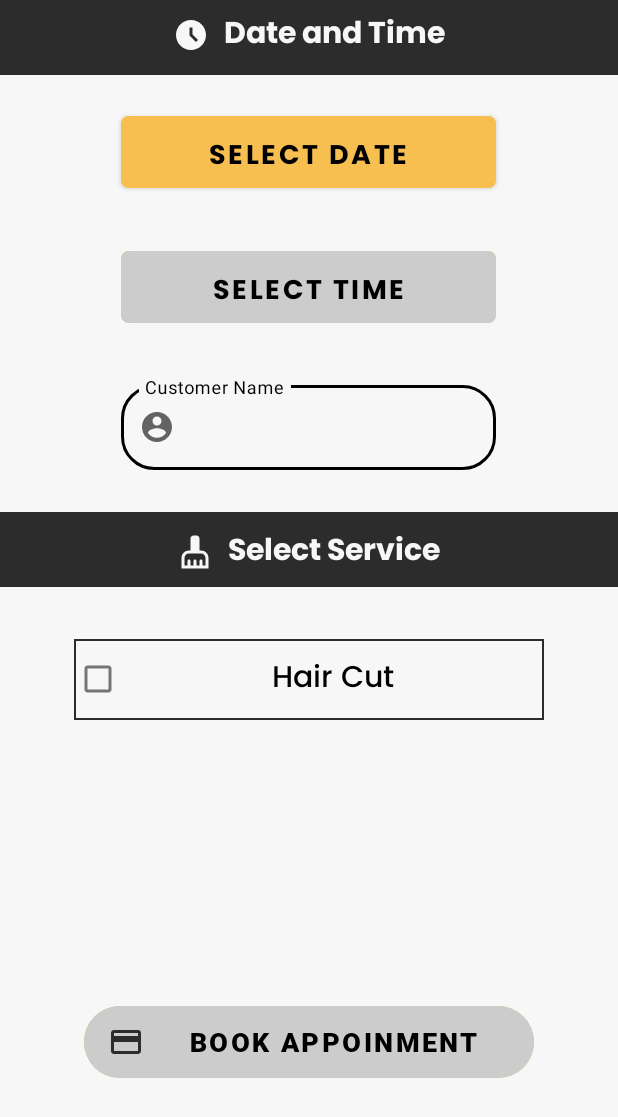
After one commit to AasifFiraz/Saloon-App, an Android app: the Appoinment_Booking_Admin screen opened directly, with no data from a screen before it, on a phone screen of 412 x 824 dp. The commit adds this screen. Shown: the top 1117 px of the screen. Run offline under Robolectric (Android 15) with nearby library versions, the phone set to English and light mode, and no system bars.

Commit message:
Added option for admin to book appointment

```diff
--- a/app/src/main/AndroidManifest.xml
+++ b/app/src/main/AndroidManifest.xml
@@ -13,7 +13,7 @@
             android:name=".bill_activity"
             android:exported="false" />
         <activity
-            android:name=".Appointment_Edit_Activity_Admin"
+            android:name=".Appoinment_Booking_Admin"
             android:exported="false" />
         <activity
             android:name=".Appointment_Edit_Activity"
--- /dev/null
+++ b/app/src/main/java/com/aasif/cl_hdcse_95_46/Appoinment_Booking_Admin.java
@@ -0,0 +1,241 @@
+package com.aasif.cl_hdcse_95_46;
+
+import android.app.DatePickerDialog;
+import android.app.TimePickerDialog;
+import android.content.Intent;
+import android.graphics.Color;
+import android.os.Bundle;
+import android.view.View;
+import android.widget.Button;
+import android.widget.CheckBox;
+import android.widget.CompoundButton;
+import android.widget.DatePicker;
+import android.widget.RelativeLayout;
+import android.widget.TextView;
+import android.widget.TimePicker;
+import android.widget.Toast;
+
+import androidx.appcompat.app.AppCompatActivity;
+
+import com.google.android.material.snackbar.Snackbar;
+import com.google.android.material.textfield.TextInputEditText;
+import com.google.android.material.textfield.TextInputLayout;
+
+import java.text.ParseException;
+import java.text.SimpleDateFormat;
+import java.util.Calendar;
+import java.util.Date;
+
+public class Appoinment_Booking_Admin extends AppCompatActivity {
+    private TextView txtSelectedDate, txtSelectedTime, txtSelectedDuration, TextDate, TextTime, TextPrice;
+    private Button btnSelectedDate, btnBookAppoinment, btnSelectedTime;
+    private TextInputLayout txtAppointmentNameAdmin;
+    private TextInputEditText EdtAppointmantNameAdmin;
+    private CheckBox serviceCheckBox;
+    private DBConnector dbcon;
+    private RelativeLayout RlAppoinment;
+
+    @Override
+    protected void onCreate(Bundle savedInstanceState) {
+        super.onCreate(savedInstanceState);
+        setContentView(R.layout.activity_appoinment_booking_admin);
+        getSupportActionBar().hide();
+
+        txtSelectedDate = findViewById(R.id.txtSelectedDateAdmin);
+        txtSelectedTime = findViewById(R.id.txtSelectedTimeAdmin);
+        txtSelectedDuration = findViewById(R.id.txtSelectedDurationAdmin);
+        btnSelectedDate = findViewById(R.id.btnSelectDateAdmin);
+        btnSelectedTime = findViewById(R.id.btnSelectTimeAdmin);
+        btnBookAppoinment = findViewById(R.id.btnBookAppoinmentAdmin);
+        TextDate = findViewById(R.id.TextDateAdmin);
+        TextPrice = findViewById(R.id.TotalPriceTextAdmin);
+        serviceCheckBox = findViewById(R.id.serviceCheckBoxAdmin);
+        TextTime = findViewById(R.id.TextTimeAdmin);
+        txtAppointmentNameAdmin = findViewById(R.id.txtAppointmentNameAdmin);
+        EdtAppointmantNameAdmin = findViewById(R.id.EdtAppointmentNameAdmin);
+        RlAppoinment = findViewById(R.id.RlAppoinmentBookingAdmin);
+
+        btnSelectedTime.setBackgroundColor(Color.parseColor("#cccccc"));
+        btnSelectedTime.setEnabled(false);
+
+        btnBookAppoinment.setBackgroundColor(Color.parseColor("#cccccc"));
+        btnBookAppoinment.setEnabled(false);
+        dbcon = new DBConnector(this);
+
+        btnSelectedDate.setOnClickListener(new View.OnClickListener() {
+            @Override
+            public void onClick(View view) {
+
+                final Calendar c = Calendar.getInstance();
+                int year, month, day;
+                year = c.get(Calendar.YEAR);
+                month = c.get(Calendar.MONTH);
+                day = c.get(Calendar.DAY_OF_MONTH);
+
+                DatePickerDialog datedialog = new DatePickerDialog(Appoinment_Booking_Admin.this, new DatePickerDialog.OnDateSetListener() {
+
+                    @Override
+                    public void onDateSet(DatePicker datePicker, int year, int month, int day) {
+
+                        SimpleDateFormat simpledateformat = new SimpleDateFormat("EEEE LLLL dd");
+                        Calendar newDate = Calendar.getInstance();
+                        newDate.set(year, month, day);
+                        String selectedDate = simpledateformat.format(newDate.getTime());
+
+
+                        txtSelectedDate.setText(day + "-" + (month + 1) + "-" + year);
+                        dbcon = new DBConnector(Appoinment_Booking_Admin.this);
+
+
+                        TextDate.setText(selectedDate);
+                        btnSelectedTime.setBackgroundColor(Color.parseColor("#F7BF50"));
+                        btnSelectedTime.setEnabled(true);
+                    }
+                }, year, month, day);
+                datedialog.getDatePicker().setMinDate(System.currentTimeMillis()
+//                      Setting the picker date 2 days after the current date
+                        + 24 * 60 * 60 * 1000 + 24 * 60 * 60 * 1000);
+
+                datedialog.getDatePicker().setSpinnersShown(true);
+                datedialog.show();
+            }
+        });
+
+        btnSelectedTime.setOnClickListener(new View.OnClickListener() {
+            @Override
+            public void onClick(View view) {
+                TimePickerDialog timepicker = new TimePickerDialog(Appoinment_Booking_Admin.this, new TimePickerDialog.OnTimeSetListener() {
+                    @Override
+                    public void onTimeSet(TimePicker timePicker, int hourOfDay, int min) {
+
+                        Calendar datetime = Calendar.getInstance();
+                        Calendar c = Calendar.getInstance();
+                        datetime.set(c.HOUR_OF_DAY, hourOfDay);
+                        datetime.set(c.MINUTE, min);
+
+//                      Checking if Time selected by customer is after 5.00 pm
+                        if (hourOfDay > 17) {
+                            Snackbar.make(RlAppoinment, "Saloon is closed during this time\nSelect a time before 5.00 pm", Snackbar.LENGTH_LONG)
+                                    .setAction("CLOSE", new View.OnClickListener() {
+                                        @Override
+                                        public void onClick(View view) {
+
+                                        }
+                                    })
+                                    .setActionTextColor(getResources().getColor(android.R.color.holo_red_light))
+                                    .show();
+
+//                      Checking if Time selected by customer is after 9.00 am and before 5.00 pm
+                        } else if (hourOfDay >= 9) {
+
+                            int hour = hourOfDay % 12;
+                            txtSelectedTime.setText(String.format("%02d:%02d:%02d", hourOfDay, min, 00));
+                            TextTime.setText(String.format("%02d:%02d %s", hour == 0 ? 12 : hour,
+                                    min, hourOfDay < 12 ? "am" : "pm"));
+                            txtSelectedDuration.setText("Duration - 10 mins for Haircut");
+
+
+                            serviceCheckBox.setOnCheckedChangeListener(new CompoundButton.OnCheckedChangeListener() {
+                                @Override
+                                public void onCheckedChanged(CompoundButton compoundButton, boolean isChecked) {
+
+                                    if (isChecked) {
+
+                                        btnBookAppoinment.setBackgroundColor(Color.parseColor("#F7BF50"));
+                                        btnBookAppoinment.setEnabled(true);
+                                        TextPrice.setVisibility(View.VISIBLE);
+
+
+                                    } else {
+                                        btnBookAppoinment.setBackgroundColor(Color.parseColor("#cccccc"));
+                                        btnBookAppoinment.setEnabled(false);
+                                        TextPrice.setVisibility(View.INVISIBLE);
+                                    }
+                                }
+                            });
+
+//                      Displaying error message if time is before 9.00 am
+                        } else {
+                            Snackbar.make(RlAppoinment, "Select a time after 9.00 am", Snackbar.LENGTH_LONG)
+                                    .setAction("CLOSE", new View.OnClickListener() {
+                                        @Override
+                                        public void onClick(View view) {
+
+                                        }
+                                    })
+                                    .setActionTextColor(getResources().getColor(android.R.color.holo_red_light))
+                                    .show();
+                        }
+
+                    }
+                }, 9, 0, true);
+                timepicker.show();
+            }
+        });
+
+        btnBookAppoinment.setOnClickListener(new View.OnClickListener() {
+            @Override
+            public void onClick(View view) {
+
+//              Storing the time selected and reducing 10 mins from it
+                String timeMinus = txtSelectedTime.getText().toString();
+                SimpleDateFormat df = new SimpleDateFormat("HH:mm:ss");
+                Date d = null;
+                try {
+                    d = df.parse(timeMinus);
+                } catch (ParseException e) {
+                    e.printStackTrace();
+                }
+                Calendar cal = Calendar.getInstance();
+                cal.setTime(d);
+                cal.add(Calendar.MINUTE,-10);
+                String newTimeMinus = df.format(cal.getTime());
+                String DateTimeMinus = txtSelectedDate.getText().toString() + " " + newTimeMinus;
+
+//              Storing the time selected and adding 10 mins to it
+                String timePlus = txtSelectedTime.getText().toString();
+                SimpleDateFormat dfp = new SimpleDateFormat("HH:mm:ss");
+                Date dp = null;
+                try {
+                    dp = dfp.parse(timePlus);
+                } catch (ParseException e) {
+                    e.printStackTrace();
+                }
+                Calendar calp = Calendar.getInstance();
+                calp.setTime(dp);
+                calp.add(Calendar.MINUTE,10);
+                String newTimePlus = dfp.format(calp.getTime());
+                String DateTimePlus = txtSelectedDate.getText().toString() + " " + newTimePlus;
+
+                Appoinment appoinment;
+                dbcon = new DBConnector(Appoinment_Booking_Admin.this);
+
+                String appointCusName = EdtAppointmantNameAdmin.getText().toString().trim();
+
+                appoinment = new Appoinment(null, appointCusName, txtSelectedDate.getText().toString() + " " + txtSelectedTime.getText().toString(), "Rs.800");
+
+                Boolean forAppointmentdatestimes = dbcon.history(DateTimeMinus,DateTimePlus);
+
+                // Checking if date and time are already available in database
+                // Restricting customer to book a time which is already booked and also 10 mins after
+                if (forAppointmentdatestimes == true) {
+                    Toast.makeText(getApplicationContext(), "Date and Time are Booked", Toast.LENGTH_SHORT).show();
+                } else {
+                    dbcon.addAppointmentAdmin(appoinment);
+                    Toast.makeText(getApplicationContext(), "Successfully Booked", Toast.LENGTH_SHORT).show();
+
+                    Intent intent = new Intent(Appoinment_Booking_Admin.this, AdminAppointments.class);
+                    startActivity(intent);
+                    finish();
+
+                }
+            }
+
+        });
+    }
+
+    @Override
+    public void onBackPressed() {
+        super.onBackPressed();
+    }
+}
--- /dev/null
+++ b/app/src/main/res/layout/activity_appoinment_booking_admin.xml
@@ -0,0 +1,223 @@
+<?xml version="1.0" encoding="utf-8"?>
+<ScrollView xmlns:android="http://schemas.android.com/apk/res/android"
+    xmlns:tools="http://schemas.android.com/tools"
+    android:layout_width="match_parent"
+    android:background="#f7f7f7"
+    android:layout_height="match_parent"
+    xmlns:app="http://schemas.android.com/apk/res-auto">
+
+    <RelativeLayout
+        android:id="@+id/RlAppoinmentBookingAdmin"
+        android:layout_width="match_parent"
+        android:layout_height="match_parent"
+        tools:context=".Appoinment_Booking">
+
+
+        <FrameLayout
+            android:layout_width="match_parent"
+            android:layout_height="50dp"
+            android:background="#2c2c2c"></FrameLayout>
+
+        <TextView
+            android:id="@+id/DateandTimeText"
+            android:layout_width="wrap_content"
+            android:layout_height="wrap_content"
+            android:layout_centerHorizontal="true"
+            android:layout_marginTop="6dp"
+            android:drawableStart="@drawable/ic_date_time_icon"
+            android:drawablePadding="10dp"
+            android:fontFamily="@font/poppinsbold"
+            android:drawableTint="#f7f7f7"
+            android:text="Date and Time"
+            android:textColor="#f7f7f7"
+            android:textSize="20sp" />
+
+        <com.google.android.material.button.MaterialButton
+            android:id="@+id/btnSelectDateAdmin"
+            android:layout_width="250dp"
+            android:layout_height="60dp"
+            android:layout_below="@id/DateandTimeText"
+            android:layout_centerHorizontal="true"
+            android:layout_marginTop="30dp"
+            android:backgroundTint="#F7BF50"
+            android:fontFamily="@font/poppinsbold"
+            android:padding="12dp"
+            android:text="Select Date"
+            android:textColor="#000000"
+            android:textSize="18dp"
+            app:cornerRadius="5dp" />
+
+        <com.google.android.material.textfield.TextInputLayout
+            android:id="@+id/txtAppointmentNameAdmin"
+            style="@style/Widget.MaterialComponents.TextInputLayout.OutlinedBox"
+            android:layout_width="250dp"
+            android:layout_height="wrap_content"
+            android:layout_below="@+id/btnSelectTimeAdmin"
+            android:layout_marginTop="30dp"
+            android:layout_centerHorizontal="true"
+            android:hint="Customer Name"
+            app:boxCornerRadiusBottomEnd="10pt"
+            app:boxCornerRadiusBottomStart="10pt"
+            app:boxCornerRadiusTopEnd="10pt"
+            app:boxCornerRadiusTopStart="10pt"
+            app:startIconDrawable="@drawable/ic_account">
+
+            <com.google.android.material.textfield.TextInputEditText
+                android:id="@+id/EdtAppointmentNameAdmin"
+                android:layout_width="match_parent"
+                android:layout_height="wrap_content" />
+
+        </com.google.android.material.textfield.TextInputLayout>
+
+        <com.google.android.material.button.MaterialButton
+            android:id="@+id/btnSelectTimeAdmin"
+            android:layout_width="250dp"
+            android:layout_height="60dp"
+            android:layout_below="@id/btnSelectDateAdmin"
+            android:layout_centerHorizontal="true"
+            android:layout_marginTop="30dp"
+            android:backgroundTint="#F7BF50"
+            android:fontFamily="@font/poppinsbold"
+            android:padding="12dp"
+            android:text="Select Time"
+            android:textColor="#000000"
+            android:textSize="18dp"
+            app:cornerRadius="5dp" />
+
+        <FrameLayout
+            android:layout_width="match_parent"
+            android:layout_height="50dp"
+            android:layout_below="@+id/txtAppointmentNameAdmin"
+            android:layout_marginTop="28dp"
+            android:background="#2c2c2c">
+
+        </FrameLayout>
+
+        <TextView
+            android:id="@+id/SelectServiceText"
+            android:layout_width="wrap_content"
+            android:layout_height="wrap_content"
+            android:layout_below="@+id/txtAppointmentNameAdmin"
+            android:layout_centerHorizontal="true"
+            android:layout_marginTop="37dp"
+            android:drawableStart="@drawable/ic_service_icon"
+            android:drawablePadding="10dp"
+            android:fontFamily="@font/poppinsbold"
+            android:text="Select Service"
+            android:drawableTint="#f7f7f7"
+            android:textColor="#f7f7f7"
+            android:textSize="20sp" />
+
+        <CheckBox
+            android:id="@+id/serviceCheckBoxAdmin"
+            android:layout_width="wrap_content"
+            android:layout_height="wrap_content"
+            android:layout_below="@+id/SelectServiceText"
+            android:layout_centerHorizontal="true"
+            android:layout_marginTop="40dp"
+            android:background="@drawable/services"
+            android:fontFamily="@font/poppinsmedium"
+            android:paddingStart="100dp"
+            android:paddingTop="10dp"
+            android:paddingRight="100dp"
+            android:paddingBottom="10dp"
+            android:text="Hair Cut"
+            android:textColor="#000"
+            android:textSize="20sp" />
+
+
+        <TextView
+            android:id="@+id/TextDateAdmin"
+            android:layout_width="wrap_content"
+            android:layout_height="wrap_content"
+            android:layout_below="@id/serviceCheckBoxAdmin"
+            android:layout_marginLeft="40dp"
+            android:layout_marginTop="40dp"
+            android:fontFamily="@font/ubunturegular"
+            android:text=""
+            android:textColor="#2c2c2c"
+            android:textSize="20sp" />
+
+        <TextView
+            android:id="@+id/TextTimeAdmin"
+            android:layout_width="wrap_content"
+            android:layout_height="wrap_content"
+            android:layout_below="@id/TextDateAdmin"
+            android:layout_marginLeft="40dp"
+            android:layout_marginTop="15dp"
+            android:fontFamily="@font/ubunturegular"
+            android:text=""
+            android:textColor="#2c2c2c"
+            android:textSize="20sp" />
+
+        <TextView
+            android:id="@+id/txtSelectedDateAdmin"
+            android:layout_width="wrap_content"
+            android:layout_height="wrap_content"
+            android:layout_below="@+id/serviceCheckBoxAdmin"
+            android:layout_marginLeft="15dp"
+            android:layout_marginTop="40dp"
+            android:layout_toRightOf="@+id/TextDateAdmin"
+            android:fontFamily="@font/ubunturegular"
+            android:text="date"
+            android:textColor="#f7f7f7"
+            android:textSize="20sp" />
+
+        <TextView
+            android:id="@+id/txtSelectedTimeAdmin"
+            android:layout_width="wrap_content"
+            android:layout_height="wrap_content"
+            android:layout_below="@+id/txtSelectedDateAdmin"
+            android:layout_marginLeft="15dp"
+            android:layout_marginTop="15dp"
+            android:layout_toRightOf="@id/TextTimeAdmin"
+            android:fontFamily="@font/ubunturegular"
+            android:text="time"
+            android:textColor="#f7f7f7"
+            android:textSize="20sp" />
+
+        <TextView
+            android:id="@+id/txtSelectedDurationAdmin"
+            android:layout_width="wrap_content"
+            android:layout_height="wrap_content"
+            android:layout_below="@+id/txtSelectedTimeAdmin"
+            android:layout_marginLeft="40dp"
+            android:layout_marginTop="15dp"
+            android:fontFamily="@font/ubunturegular"
+            android:text=""
+            android:textColor="#2c2c2c"
+            android:textSize="20sp" />
+
+        <TextView
+            android:id="@+id/TotalPriceTextAdmin"
+            android:layout_width="wrap_content"
+            android:layout_height="wrap_content"
+            android:layout_below="@+id/txtSelectedDurationAdmin"
+            android:layout_centerHorizontal="true"
+            android:fontFamily="@font/poppinsmedium"
+            android:text="Total Price - Rs.800"
+            android:textColor="#2c2c2c"
+            android:textSize="18sp"
+            android:visibility="invisible" />
+
+
+        <com.google.android.material.button.MaterialButton
+            android:id="@+id/btnBookAppoinmentAdmin"
+            android:layout_width="300dp"
+            android:layout_height="60dp"
+            android:layout_below="@id/TotalPriceTextAdmin"
+            android:layout_centerHorizontal="true"
+            android:layout_marginTop="13dp"
+            android:backgroundTint="#F7BF50"
+            android:fontFamily="@font/robotoblack"
+            android:text="Book Appoinment"
+            android:textColor="#000000"
+            android:textSize="18dp"
+            app:cornerRadius="35dp"
+            app:icon="@drawable/ic_book_appoinment_icon"
+            app:iconGravity="start"
+            app:iconTint="#2c2c2c" />
+
+    </RelativeLayout>
+
+</ScrollView>
```
Also changed, not shown: app/src/main/java/com/aasif/cl_hdcse_95_46/AdminAppointments.java (+12 -1 lines), app/src/main/java/com/aasif/cl_hdcse_95_46/DBConnector.java (+22 -2 lines), app/src/main/res/layout/activity_admin_appointments.xml (+40 -4 lines).
